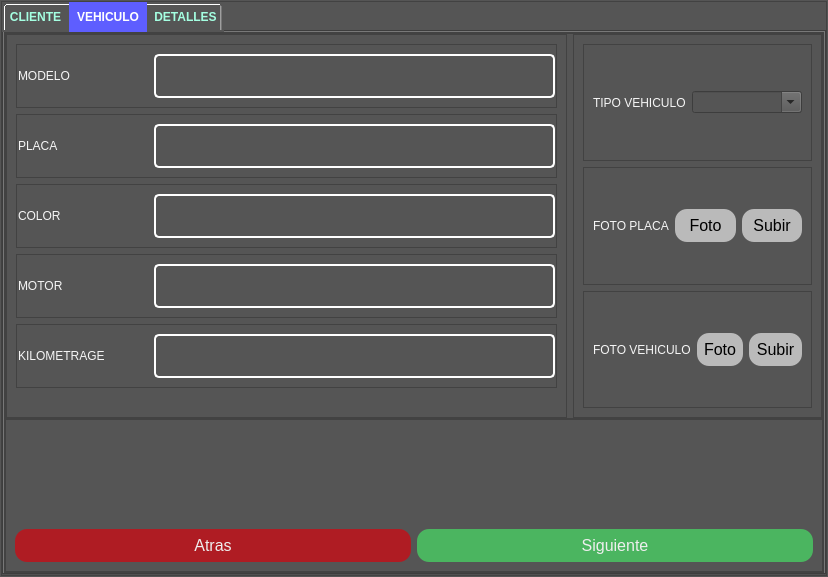
First picture: the form in view/ModalRegistro.ui, repository jhocepSan/deskopCandiaCar, before the edit.
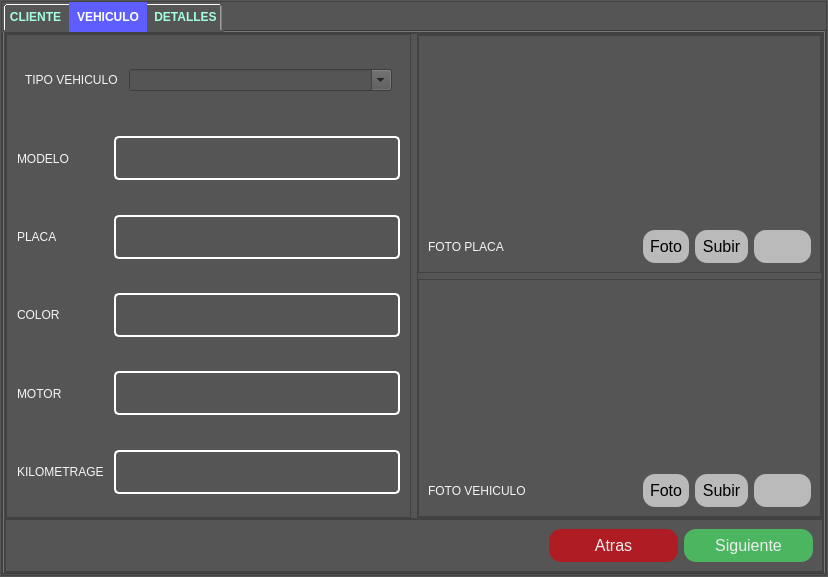
Second picture: the form after the edit.

What changed in the file:
```diff
--- a/view/ModalRegistro.ui
+++ b/view/ModalRegistro.ui
@@ -563,7 +563,7 @@
             <property name="frameShadow">
              <enum>QFrame::Raised</enum>
             </property>
-            <layout class="QVBoxLayout" name="verticalLayout_8" stretch="0,0">
+            <layout class="QVBoxLayout" name="verticalLayout_8" stretch="4,0">
              <property name="spacing">
               <number>0</number>
              </property>
@@ -587,7 +587,7 @@
                <property name="frameShadow">
                 <enum>QFrame::Raised</enum>
                </property>
-               <layout class="QHBoxLayout" name="horizontalLayout_10" stretch="1,0">
+               <layout class="QHBoxLayout" name="horizontalLayout_10" stretch="4,4">
                 <property name="leftMargin">
                  <number>0</number>
                 </property>
@@ -609,6 +609,41 @@
                    <enum>QFrame::Raised</enum>
                   </property>
                   <layout class="QVBoxLayout" name="verticalLayout_5">
+                   <item>
+                    <widget class="QFrame" name="frame_18">
+                     <property name="frameShape">
+                      <enum>QFrame::NoFrame</enum>
+                     </property>
+                     <property name="frameShadow">
+                      <enum>QFrame::Raised</enum>
+                     </property>
+                     <layout class="QHBoxLayout" name="horizontalLayout_17" stretch="3,8">
+                      <item>
+                       <widget class="QLabel" name="label_12">
+                        <property name="text">
+                         <string>TIPO VEHICULO</string>
+                        </property>
+                       </widget>
+                      </item>
+                      <item>
+                       <widget class="QComboBox" name="comboTipoVehiculo">
+                        <property name="editable">
+                         <bool>true</bool>
+                        </property>
+                        <property name="insertPolicy">
+                         <enum>QComboBox::InsertAtTop</enum>
+                        </property>
+                        <property name="sizeAdjustPolicy">
+                         <enum>QComboBox::AdjustToContents</enum>
+                        </property>
+                        <property name="placeholderText">
+                         <string>buscar...</string>
+                        </property>
+                       </widget>
+                      </item>
+                     </layout>
+                    </widget>
+                   </item>
                    <item>
                     <widget class="QFrame" name="frame_15">
                      <property name="font">
@@ -617,7 +652,7 @@
                       </font>
                      </property>
                      <property name="frameShape">
-                      <enum>QFrame::StyledPanel</enum>
+                      <enum>QFrame::NoFrame</enum>
                      </property>
                      <property name="frameShadow">
                       <enum>QFrame::Raised</enum>
@@ -659,7 +694,7 @@
                       </font>
                      </property>
                      <property name="frameShape">
-                      <enum>QFrame::StyledPanel</enum>
+                      <enum>QFrame::NoFrame</enum>
                      </property>
                      <property name="frameShadow">
                       <enum>QFrame::Raised</enum>
@@ -701,7 +736,7 @@
                       </font>
                      </property>
                      <property name="frameShape">
-                      <enum>QFrame::StyledPanel</enum>
+                      <enum>QFrame::NoFrame</enum>
                      </property>
                      <property name="frameShadow">
                       <enum>QFrame::Raised</enum>
@@ -743,7 +778,7 @@
                       </font>
                      </property>
                      <property name="frameShape">
-                      <enum>QFrame::StyledPanel</enum>
+                      <enum>QFrame::NoFrame</enum>
                      </property>
                      <property name="frameShadow">
                       <enum>QFrame::Raised</enum>
@@ -785,7 +820,7 @@
                       </font>
                      </property>
                      <property name="frameShape">
-                      <enum>QFrame::StyledPanel</enum>
+                      <enum>QFrame::NoFrame</enum>
                      </property>
                      <property name="frameShadow">
                       <enum>QFrame::Raised</enum>
@@ -819,16 +854,6 @@
                      </layout>
                     </widget>
                    </item>
-                   <item>
-                    <widget class="QLabel" name="lb_msg_err">
-                     <property name="text">
-                      <string/>
-                     </property>
-                     <property name="margin">
-                      <number>10</number>
-                     </property>
-                    </widget>
-                   </item>
                   </layout>
                  </widget>
                 </item>
@@ -840,42 +865,19 @@
                   <property name="frameShadow">
                    <enum>QFrame::Raised</enum>
                   </property>
-                  <layout class="QVBoxLayout" name="verticalLayout_6">
-                   <item>
-                    <widget class="QFrame" name="frame_18">
-                     <property name="frameShape">
-                      <enum>QFrame::StyledPanel</enum>
-                     </property>
-                     <property name="frameShadow">
-                      <enum>QFrame::Raised</enum>
-                     </property>
-                     <layout class="QHBoxLayout" name="horizontalLayout_17" stretch="3,8">
-                      <item>
-                       <widget class="QLabel" name="label_12">
-                        <property name="text">
-                         <string>TIPO VEHICULO</string>
-                        </property>
-                       </widget>
-                      </item>
-                      <item>
-                       <widget class="QComboBox" name="comboTipoVehiculo">
-                        <property name="editable">
-                         <bool>true</bool>
-                        </property>
-                        <property name="insertPolicy">
-                         <enum>QComboBox::InsertAtTop</enum>
-                        </property>
-                        <property name="sizeAdjustPolicy">
-                         <enum>QComboBox::AdjustToContents</enum>
-                        </property>
-                        <property name="placeholderText">
-                         <string>buscar...</string>
-                        </property>
-                       </widget>
-                      </item>
-                     </layout>
-                    </widget>
-                   </item>
+                  <layout class="QVBoxLayout" name="verticalLayout_6" stretch="4,4">
+                   <property name="leftMargin">
+                    <number>0</number>
+                   </property>
+                   <property name="topMargin">
+                    <number>0</number>
+                   </property>
+                   <property name="rightMargin">
+                    <number>0</number>
+                   </property>
+                   <property name="bottomMargin">
+                    <number>0</number>
+                   </property>
                    <item>
                     <widget class="QFrame" name="frame_19">
                      <property name="frameShape">
@@ -884,7 +886,27 @@
                      <property name="frameShadow">
                       <enum>QFrame::Raised</enum>
                      </property>
-                     <layout class="QHBoxLayout" name="horizontalLayout_18" stretch="0,0,0">
+                     <layout class="QVBoxLayout" name="verticalLayout_12" stretch="0,0">
+                      <item>
+                       <layout class="QVBoxLayout" name="vL_fotoplacaPreview" stretch="0,4">
+                        <item>
+                         <widget class="QLabel" name="lb_fotoplacaPath">
+                          <property name="text">
+                           <string/>
+                          </property>
+                         </widget>
+                        </item>
+                        <item>
+                         <widget class="QLabel" name="lb_fotoplacaPreview">
+                          <property name="text">
+                           <string/>
+                          </property>
+                         </widget>
+                        </item>
+                       </layout>
+                      </item>
+                      <item>
+                       <layout class="QHBoxLayout" name="horizontalLayout_21" stretch="1,0,0,0">
                       <item>
                        <widget class="QLabel" name="label_13">
                         <property name="text">
@@ -928,6 +950,15 @@
                         </property>
                        </widget>
                       </item>
+                        <item>
+                         <widget class="QPushButton" name="btn_rm_fotoplaca">
+                          <property name="text">
+                           <string/>
+                          </property>
+                         </widget>
+                        </item>
+                       </layout>
+                      </item>
                      </layout>
                     </widget>
                    </item>
@@ -939,7 +970,27 @@
                      <property name="frameShadow">
                       <enum>QFrame::Raised</enum>
                      </property>
-                     <layout class="QHBoxLayout" name="horizontalLayout_19" stretch="0,0,0">
+                     <layout class="QVBoxLayout" name="verticalLayout_11" stretch="1,0">
+                      <item>
+                       <layout class="QVBoxLayout" name="vL_fotoPreview" stretch="0,4">
+                        <item>
+                         <widget class="QLabel" name="lb_fotoPath">
+                          <property name="text">
+                           <string/>
+                          </property>
+                         </widget>
+                        </item>
+                        <item>
+                         <widget class="QLabel" name="lb_fotoPreview">
+                          <property name="text">
+                           <string/>
+                          </property>
+                         </widget>
+                        </item>
+                       </layout>
+                      </item>
+                      <item>
+                       <layout class="QHBoxLayout" name="hL_foto_actions" stretch="1,0,0,0">
                       <item>
                        <widget class="QLabel" name="label_14">
                         <property name="text">
@@ -983,6 +1034,15 @@
                         </property>
                        </widget>
                       </item>
+                        <item>
+                         <widget class="QPushButton" name="btn_rm_fotovehiculo">
+                          <property name="text">
+                           <string/>
+                          </property>
+                         </widget>
+                        </item>
+                       </layout>
+                      </item>
                      </layout>
                     </widget>
                    </item>
@@ -1006,7 +1066,7 @@
                <property name="frameShadow">
                 <enum>QFrame::Raised</enum>
                </property>
-               <layout class="QHBoxLayout" name="horizontalLayout_16">
+               <layout class="QHBoxLayout" name="horizontalLayout_16" stretch="4,2">
                 <property name="spacing">
                  <number>6</number>
                 </property>
@@ -1016,7 +1076,23 @@
                 <property name="topMargin">
                  <number>9</number>
                 </property>
-                <item alignment="Qt::AlignBottom">
+                <item>
+                 <layout class="QVBoxLayout" name="verticalLayout_7">
+                  <item>
+                   <widget class="QLabel" name="lb_msg_err">
+                    <property name="text">
+                     <string/>
+                    </property>
+                    <property name="margin">
+                     <number>10</number>
+                    </property>
+                   </widget>
+                  </item>
+                 </layout>
+                </item>
+                <item>
+                 <layout class="QHBoxLayout" name="horizontalLayout_20">
+                  <item>
                  <widget class="QPushButton" name="btnAtrasVeh">
                   <property name="styleSheet">
                    <string notr="true">QPushButton{
@@ -1034,7 +1110,7 @@
                   </property>
                  </widget>
                 </item>
-                <item alignment="Qt::AlignBottom">
+                  <item>
                  <widget class="QPushButton" name="btnGuardarVehiculo">
                   <property name="styleSheet">
                    <string notr="true">QPushButton{
@@ -1051,6 +1127,8 @@
                    </size>
                   </property>
                  </widget>
+                  </item>
+                 </layout>
                 </item>
                </layout>
               </widget>
```
Lines whose indentation alone changed are shown as unchanged.
